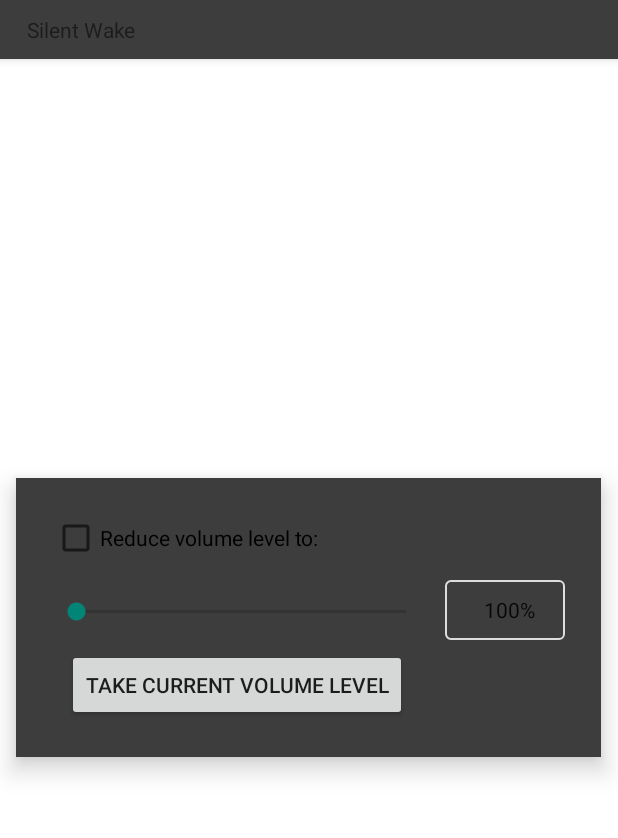
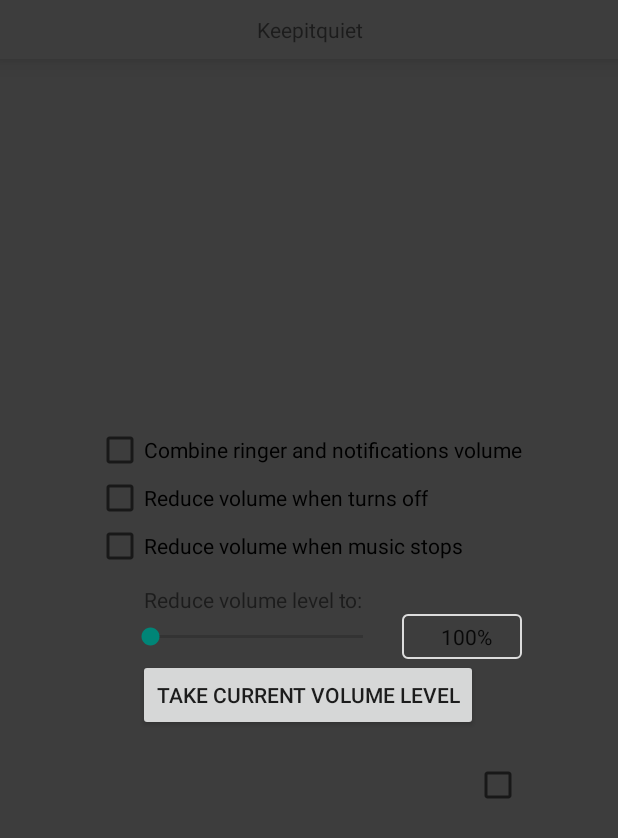
Before and after one commit to dstd/Keepitquiet, an Android app: the layout activity_main.xml on its own in the app's theme, with its tools: preview values and no code run, on a phone screen of 412 x 824 dp. Shown: the top 838 px of the screen. Run offline under Robolectric (Android 15) with nearby library versions, the phone set to English and light mode, and no system bars.

Commit message:
Even more useful options: combine levels, reduce on turn off, reduce on music stop

```diff
--- a/app/src/main/AndroidManifest.xml
+++ b/app/src/main/AndroidManifest.xml
@@ -6,6 +6,7 @@
     <uses-permission android:name="android.intent.action.ACTION_SCREEN_OFF"/>
     <uses-permission android:name="android.permission.FOREGROUND_SERVICE"/>
     <uses-permission android:name="android.permission.RECEIVE_BOOT_COMPLETED"/>
+    <uses-permission android:name="android.permission.ACCESS_NOTIFICATION_POLICY" />
 
     <uses-feature
         android:name="android.hardware.touchscreen"
--- a/app/src/main/java/dstd/github/silentwake/App.kt
+++ b/app/src/main/java/dstd/github/silentwake/App.kt
@@ -14,6 +14,7 @@ class App: Application() {
 
         context = this
         dependencies = Dependencies(this)
+        logger.enabled = dependencies.settings.debug
         StateService.applyActiveState()
     }
 
--- a/app/src/main/java/dstd/github/silentwake/utils/SimplePreferences.kt
+++ b/app/src/main/java/dstd/github/silentwake/utils/SimplePreferences.kt
@@ -1,8 +1,6 @@
 package dstd.github.silentwake.utils
 
 import android.content.Context
-import kotlin.properties.PropertyDelegateProvider
-import kotlin.properties.ReadOnlyProperty
 import kotlin.properties.ReadWriteProperty
 import kotlin.reflect.KProperty
 
--- a/app/src/main/res/layout/activity_main.xml
+++ b/app/src/main/res/layout/activity_main.xml
@@ -1,70 +1,123 @@
 <?xml version="1.0" encoding="utf-8"?>
 <FrameLayout xmlns:android="http://schemas.android.com/apk/res/android"
+    xmlns:app="http://schemas.android.com/apk/res-auto"
     xmlns:tools="http://schemas.android.com/tools"
     android:layout_width="match_parent"
     android:layout_height="match_parent"
-    xmlns:app="http://schemas.android.com/apk/res-auto"
-    android:background="#fff">
+    android:background="@color/default_background"
+    android:fitsSystemWindows="true"
+    >
 
     <TextView
         android:layout_width="match_parent"
         android:layout_height="wrap_content"
+        android:gravity="center"
         android:paddingStart="18dp"
         android:paddingEnd="18dp"
         android:paddingTop="10dp"
         android:paddingBottom="10dp"
         android:background="@color/default_background"
-        android:elevation="4dp"
+        android:elevation="10dp"
         android:text="@string/app_name"
+        style="@style/TextAppearance.Leanback.Header"
         />
 
-    <RelativeLayout
-        android:layout_width="390dp"
+    <LinearLayout
+        android:layout_width="match_parent"
+        android:layout_height="match_parent"
+        android:orientation="horizontal"
+        >
+        <View
+            android:layout_width="0dp"
+            android:layout_weight="1"
+            android:layout_height="1dp"
+            />
+        <LinearLayout
+            android:layout_width="wrap_content"
             android:layout_height="wrap_content"
+            android:layout_gravity="center"
+            android:orientation="vertical"
             android:clipToPadding="false"
-        android:padding="24dp"
-        android:layout_gravity="center"
+            android:padding="18dp"
             android:background="@color/default_background"
-        android:elevation="10dp"
             >
             <CheckBox
-            android:id="@+id/volumeTitle"
+                android:id="@+id/showNotification"
                 android:layout_width="wrap_content"
                 android:layout_height="wrap_content"
-            android:layout_marginBottom="20dp"
-            android:text="@string/target_volume_level"
+                android:text="@string/show_notification"
+                android:visibility="gone"
                 />
+            <CheckBox
+                android:id="@+id/combineVolume"
+                android:layout_width="wrap_content"
+                android:layout_height="wrap_content"
+                android:layout_marginBottom="0dp"
+                android:text="@string/combine_volume"
+                />
+            <CheckBox
+                android:id="@+id/reduceWhenOff"
+                android:layout_width="wrap_content"
+                android:layout_height="wrap_content"
+                android:text="@string/reduce_when_off"
+                />
+            <CheckBox
+                android:id="@+id/reduceWhenStopMusic"
+                android:layout_width="wrap_content"
+                android:layout_height="wrap_content"
+                android:text="@string/reduce_when_music_stop"
+                />
+            <TextView
+                android:id="@+id/reduceVolume"
+                android:layout_width="wrap_content"
+                android:layout_height="wrap_content"
+                android:layout_marginStart="32dp"
+                android:layout_marginTop="10dp"
+                android:text="@string/reduce_volume"
+                />
+            <LinearLayout
+                android:layout_width="match_parent"
+                android:layout_height="wrap_content"
+                android:gravity="center_vertical"
+                >
                 <SeekBar
                     android:id="@+id/volumeLevel"
-            android:layout_width="match_parent"
+                    android:layout_width="0dp"
+                    android:layout_weight="1"
                     android:layout_height="wrap_content"
-            android:layout_below="@+id/volumeTitle"
-            android:layout_marginTop="4dp"
-            android:layout_marginStart="0dp"
+                    android:layout_marginStart="20dp"
                     android:layout_marginEnd="10dp"
-            android:layout_toStartOf="@+id/volumePercent"
                     />
                 <TextView
                     android:id="@+id/volumePercent"
                     android:layout_width="80sp"
                     android:layout_height="wrap_content"
-            android:minHeight="40sp"
-            android:layout_marginBottom="-10dp"
-            android:layout_alignParentEnd="true"
-            android:layout_alignBottom="@id/volumeLevel"
+                    android:minHeight="30sp"
                     android:gravity="center"
                     style="@style/Theme.EditText"
                     tools:text="100%"
                     />
+            </LinearLayout>
             <Button
                 android:id="@+id/takeCurrent"
                 android:layout_width="wrap_content"
                 android:layout_height="wrap_content"
-            android:layout_below="@id/volumePercent"
-            android:layout_alignStart="@+id/volumeLevel"
-            android:layout_marginTop="16dp"
-            android:layout_marginStart="10dp"
+                android:layout_marginStart="28dp"
                 android:text="@string/take_current_volume_level"
                 />
-        </RelativeLayout>
+            <CheckBox
+                android:id="@+id/debug"
+                android:layout_width="wrap_content"
+                android:layout_height="wrap_content"
+                android:layout_marginTop="20dp"
+                android:layout_gravity="end"
+                android:textColor="@color/default_foreground"
+                />
+        </LinearLayout>
+        <View
+            android:layout_width="0dp"
+            android:layout_weight="1"
+            android:layout_height="1dp"
+            />
+    </LinearLayout>
 </FrameLayout>
--- a/app/src/main/res/values/colors.xml
+++ b/app/src/main/res/values/colors.xml
@@ -5,4 +5,5 @@
     <color name="search_opaque">#ffaa3f</color>
     <color name="selected_background">#ffaa3f</color>
     <color name="default_background">#3d3d3d</color>
+    <color name="default_foreground">#aaa</color>
 </resources>
--- a/app/src/main/res/values/strings.xml
+++ b/app/src/main/res/values/strings.xml
@@ -1,7 +1,12 @@
 <resources>
-    <string name="app_name">Silent Wake</string>
+    <string name="app_name">Keepitquiet</string>
+    <string name="enable_debug">Debug mode</string>
     <string name="service_notification_text">Service is active</string>
-    <string name="target_volume_level">Reduce volume level to:</string>
+    <string name="show_notification">Show notification</string>
+    <string name="reduce_when_off">Reduce volume when turns off</string>
+    <string name="reduce_when_music_stop">Reduce volume when music stops</string>
+    <string name="reduce_volume">Reduce volume level to:</string>
     <string name="volume_level_percent" translatable="false">%d%%</string>
     <string name="take_current_volume_level">Take current volume level</string>
+    <string name="combine_volume">Combine ringer and notifications volume</string>
 </resources>
```
Also changed, not shown: app/src/main/java/dstd/github/silentwake/Log.kt (+8 -1 lines), app/src/main/java/dstd/github/silentwake/MainActivity.kt (+57 -5 lines), app/src/main/java/dstd/github/silentwake/Settings.kt (+6 -2 lines), app/src/main/java/dstd/github/silentwake/StateService.kt (+135 -19 lines), 1 other file. Lines whose indentation alone changed are shown as unchanged.
